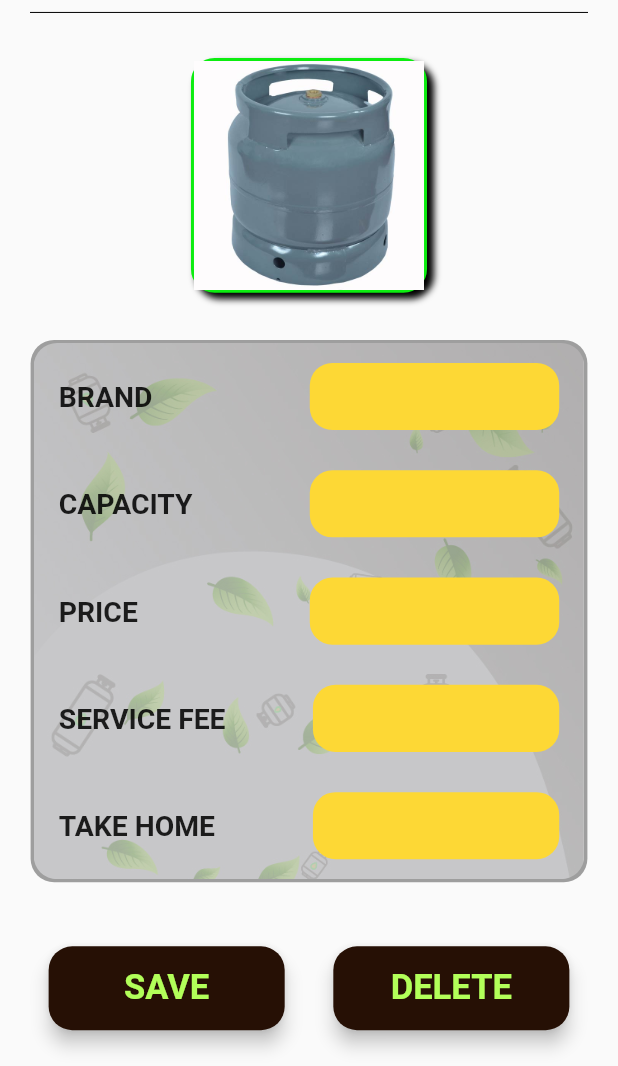
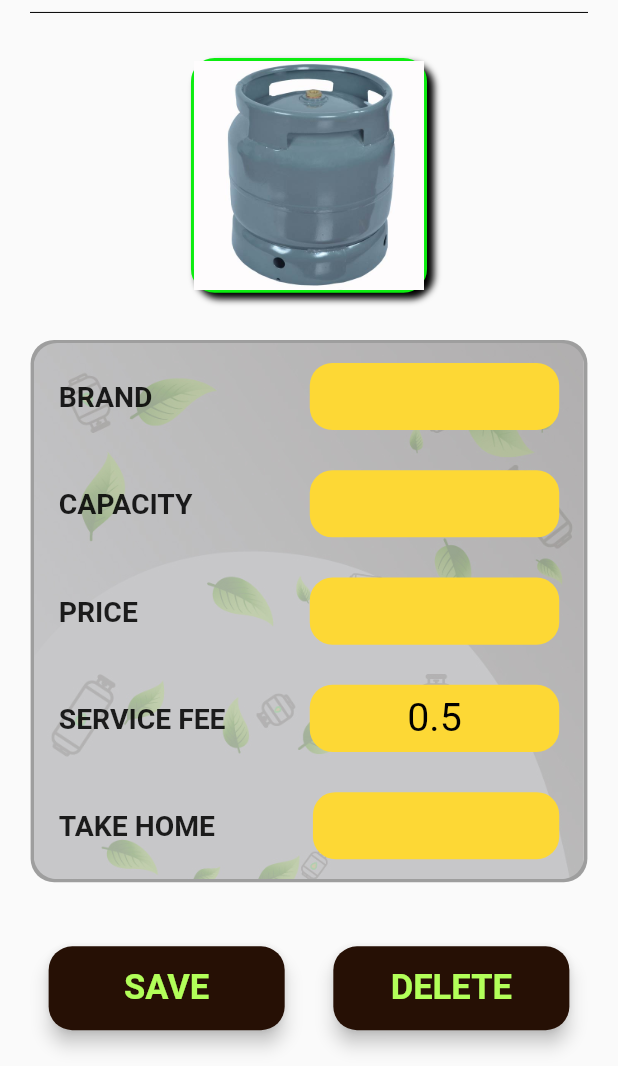
Before and after one commit to hillarymutaik/kelivog, a Flutter app: the SixCylindersListsScreen screen opened directly, after a tap on "+ ADD", on a phone screen of 412 x 824 dp, the part 170-1236 px from its top. Run offline on Flutter 3.47's test engine with Material 2 defaults, Android fonts, the light colour scheme and no system bars; our stand-ins replace faker, flutter_screenutil, flutter_svg, form_field_validator, geocoding, geolocator and 3 more; accounts and stored records are empty; project files that could hold a hidden picture were left out.

Commit message:
update calculations

```diff
--- a/lib/Screens/6kg_sell_details.dart
+++ b/lib/Screens/6kg_sell_details.dart
@@ -14,22 +14,12 @@ import 'package:shared_preferences/shared_preferences.dart';
 import '6kg_cylinder_screen.dart';
 
 
-class Inventory {
-  final String capacity;
-  final String capacityId;
-
-  const Inventory({
-    required this.capacityId,
-    required this.capacity,
-  });
-}
-
 class SellDetails extends StatefulWidget {
   final String item, id, title;
   const SellDetails(
       {Key? key, required this.id,
         required this.item,
-        required this.title})
+        required this.title,})
       : super(key: key);
 
   @override
@@ -40,24 +30,19 @@ class _SellDetailsState extends State<SellDetails> {
   final GlobalKey<FormState> _formKey = GlobalKey<FormState>();
 
   var takeHome = 0.0;
+  var savedAmount = 0.0;
   late double price;
-
-  var newPrice = 0.0;
-  var savedAmount = 0.0;
-  late double originalPrice;
-  late double discount;
+  late double serviceFee;
 
   void _calculateDiscount() {
     setState(() {
-      savedAmount = originalPrice * discount;
-      newPrice = originalPrice - (originalPrice * discount);
+      savedAmount = price * serviceFee;
+      takeHome = price - (price * serviceFee);
     });
 
-    print(newPrice);
+    print(takeHome);
 
   }
-
-
 
   TextEditingController brandController = TextEditingController();
   TextEditingController capacityController = TextEditingController();
@@ -81,7 +66,8 @@ class _SellDetailsState extends State<SellDetails> {
         String? capacityId,
         String? cylinderId,
         String? price,
-        required bool update}) async {
+        required bool update,
+        String? serviceFee}) async {
     final SharedPreferences prefs = await SharedPreferences.getInstance();
     final String? jwt = prefs.getString('jwt');
     Map<String, dynamic> token = jsonDecode(jwt!);
@@ -89,6 +75,7 @@ class _SellDetailsState extends State<SellDetails> {
       'brand': brand,
       'capacity': capacityId,
       'price': int.parse(price!),
+      'serviceFee': double.parse(serviceFee!),
     };
     if (update) {
       final updateCylinderRequest = await http.Client().put(
@@ -113,13 +100,6 @@ class _SellDetailsState extends State<SellDetails> {
           backgroundColor: Colors.redAccent,
         ));
       }
-
-      // Map<String, dynamic> updateResponse = {
-      //   'message': jsonDecode(updateCylinderRequest.body)['message'],
-      //   'success': jsonDecode(updateCylinderRequest.body)['success'],
-      //   'data': jsonDecode(updateCylinderRequest.body)['data'],
-      // };
-      // return updateResponse;
     }
     final postCylinderRequest =
     await http.post(Uri.parse('https://kelivog.com/sell/cylinder'),
@@ -313,8 +293,39 @@ class _SellDetailsState extends State<SellDetails> {
                         ),
                       ),
 
-                      rowItem('SERVICE FEE',fees.length.toString()),
-                      rowItem('TAKE HOME',fees.toString()),
+                      Padding(
+                        padding: EdgeInsets.symmetric(
+                            vertical: 12.h, horizontal: 16.w),
+                        child: Row(
+                          children: [
+                            Expanded(
+                              child: Text("SERVICE FEE",
+                                  style: TextStyle(
+                                    fontSize: 18.sp,
+                                    fontWeight: FontWeight.bold,
+                                  )),
+                            ),
+                            SizedBox(width: 1.w),
+                            Expanded(
+                              child: Container(
+                                width: 90.w,
+                                height: 40.h,
+                                decoration: BoxDecoration(
+                                    color: Colors.yellow[600],
+                                    borderRadius: BorderRadius.circular(15)),
+                                child: Center(
+                                    child: Text('0.5',
+                                        style: TextStyle(
+                                            color: Colors.black,
+                                            fontSize: 25.sp))),
+                              ),
+                            ),
+                          ],
+                        ),
+                      ),
+
+                      //rowItem('SERVICE FEE',details: fees.toString()),
+                      rowItem('TAKE HOME',details: fees.toString()),
 
                       // rowItem('SERVICE FEE', widget.fee.toString() ),
                       // rowItem('TAKE HOME',
@@ -388,6 +399,7 @@ class _SellDetailsState extends State<SellDetails> {
                               brand: brandController.text,
                               capacityId: widget.id,
                               price: priceController.text,
+                              serviceFee: serviceFee.toString(),
                             ).then((value) {
                           final responseValue = value.cast<String, dynamic>();
                           ScaffoldMessenger.of(context).showSnackBar(
@@ -460,7 +472,7 @@ class _SellDetailsState extends State<SellDetails> {
       ),
     );
   }
-  Widget rowItem(text, String _service) {
+  Widget rowItem(text, {required String details}) {
     return Padding(
       padding: EdgeInsets.symmetric(vertical: 12.h, horizontal: 16.w),
       child: Row(
@@ -498,9 +510,9 @@ class _SellDetailsState extends State<SellDetails> {
       print(responseBody2);
       for (final dynamic item in responseBody2['data']) {
         final Fee fee = Fee(
-          fee: item['serviceFee'],
+          serviceFee: item['serviceFee'],
         );
-        print(fee.fee);
+        print(fee.serviceFee);
         fees.add(fee);
         print(fees);
       }
@@ -531,10 +543,19 @@ class _SellDetailsState extends State<SellDetails> {
     }
   }
 }
+class Inventory {
+  final String capacity;
+  final String capacityId;
+
+  const Inventory({
+    required this.capacityId,
+    required this.capacity,
+  });
+}
 
 class Fee {
-  final String fee;
+  final String serviceFee;
   const Fee({
-    required this.fee,
+    required this.serviceFee,
   });
 }
```
Also changed, not shown: lib/Screens/6kg_cylinder_screen.dart (+28 -29 lines).
